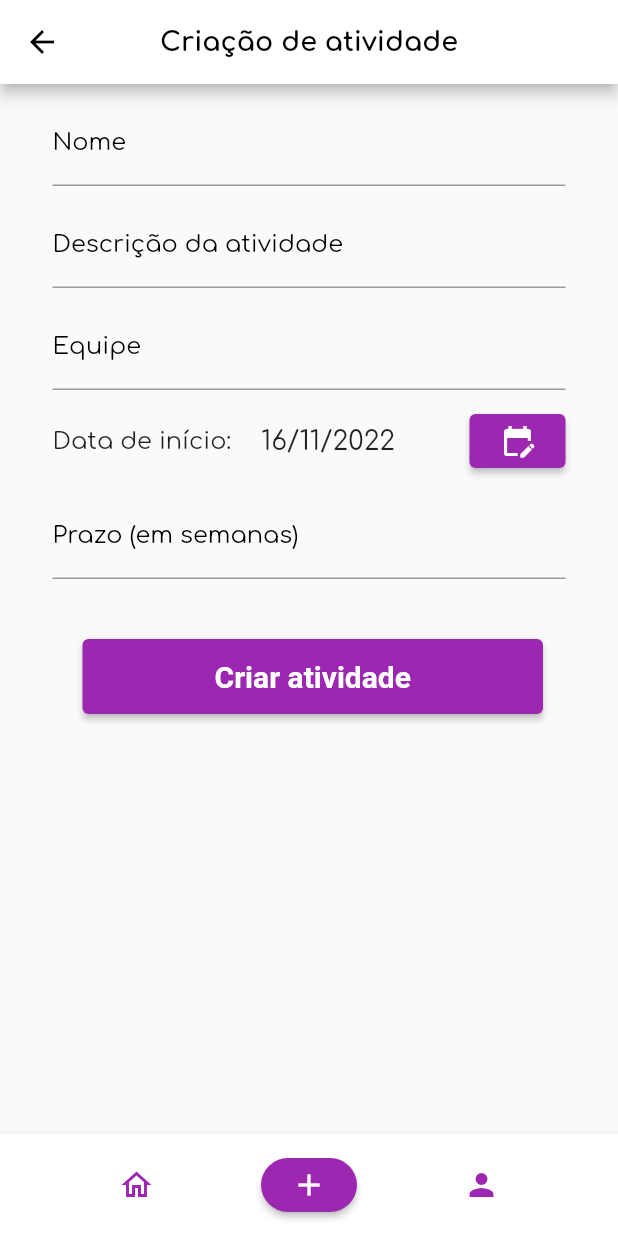
After one commit to Kathamala/easy_scrum, a Flutter app: the ActivityCreationPage screen opened directly, on a phone screen of 412 x 824 dp. The commit adds this screen. Run offline on Flutter 3.47's test engine with Material 2 defaults, Android fonts, the phone set to English and light mode, and no system bars; our stand-ins replace image_picker; project files that could hold a hidden picture were left out.

Commit message:
inicio atividades

```diff
--- /dev/null
+++ b/lib/pages/project/activity-creation.dart
@@ -0,0 +1,214 @@
+import 'package:easy_scrum/design/colors.dart';
+import 'package:easy_scrum/components/BottomAppBar.dart';
+import 'package:flutter/material.dart';
+
+class ActivityCreationPage extends StatefulWidget {
+  const ActivityCreationPage ({Key? key}) : super(key: key);
+
+  @override
+  State<ActivityCreationPage > createState() => _ActivityCreationPageState();
+}
+
+class _ActivityCreationPageState extends State<ActivityCreationPage>{
+
+  TextEditingController nomeController = TextEditingController();
+  TextEditingController equipeController = TextEditingController();
+  TextEditingController prazoController = TextEditingController();
+  TextEditingController descricaoController = TextEditingController();
+  DateTime date = DateTime.now();
+
+  GlobalKey<FormState> formKey = GlobalKey<FormState>();
+
+  @override
+  void initState() {
+    super.initState();
+  }
+
+  void _createProject() {
+    print("Nome: " + nomeController.text + "\n");
+    print("Equipe: " + equipeController.text + "\n");
+    print("Data de início: " + date.toString() + "\n");
+    print("Prazo: " + prazoController.text + "\n");
+    print("Descrição da atividade: " + descricaoController.text + "\n");
+    _resetCampos();
+  }
+
+  void _resetCampos() {
+    nomeController = TextEditingController();
+    equipeController = TextEditingController();
+    prazoController = TextEditingController();
+    descricaoController = TextEditingController();
+    setState(() => date = DateTime.now());
+    formKey.currentState!.reset();
+  }
+
+  @override
+  Widget build(BuildContext context) {
+    return Scaffold(
+        appBar: AppBar(
+          backgroundColor: AppColors.white,
+          title: const Text("Criação de atividade",
+              style: TextStyle(
+                  color: Colors.black,
+                  fontSize: 18,
+                  fontWeight: FontWeight.bold)),
+          centerTitle: true,
+        ),
+        bottomNavigationBar: BottomAppBarEasyScrum(
+          currentScreen: "activity-creation",
+        ),
+        body: SingleChildScrollView(
+          child: Container(
+            padding: EdgeInsets.only(left: 5, top: 5, right: 5, bottom: 5),
+            child: Column(
+                crossAxisAlignment: CrossAxisAlignment.center,
+                children: [
+                  Padding(
+                    padding: const EdgeInsets.fromLTRB(30, 5, 30, 20),
+                    child: Form(
+                      key: formKey,
+                      child: Column(
+                        crossAxisAlignment: CrossAxisAlignment.stretch,
+                        children: <Widget>[
+                          TextFormField(
+                            keyboardType: TextInputType.text,
+                            decoration: InputDecoration(
+                                labelText: "Nome",
+                                labelStyle: TextStyle(color: Colors.black)),
+                            textAlign: TextAlign.left,
+                            style:
+                            TextStyle(color: Colors.black, fontSize: 16.0),
+                            controller: nomeController,
+                            validator: (value) {
+                              if (value!.isEmpty) {
+                                return "Insira o nome da atividade";
+                              } else {
+                                return null;
+                              }
+                            },
+                          ),
+                          Padding(padding: EdgeInsets.only(top: 10.0)),
+                          TextFormField(
+                            keyboardType: TextInputType.text,
+                            decoration: InputDecoration(
+                                labelText: "Descrição da atividade",
+                                labelStyle: TextStyle(color: Colors.black)),
+                            textAlign: TextAlign.left,
+                            style:
+                            TextStyle(color: Colors.black, fontSize: 16.0),
+                            controller: descricaoController,
+                            validator: (value) {
+                              if (value!.isEmpty) {
+                                return "Insira a descrição da atividade";
+                              } else {
+                                return null;
+                              }
+                            },
+                          ),
+                          Padding(padding: EdgeInsets.only(top: 10.0)),
+                          TextFormField(
+                            keyboardType: TextInputType.text,
+                            decoration: InputDecoration(
+                                labelText: "Equipe",
+                                labelStyle: TextStyle(color: Colors.black)),
+                            textAlign: TextAlign.left,
+                            style:
+                            TextStyle(color: Colors.black, fontSize: 16.0),
+                            controller: equipeController,
+                            validator: (value) {
+                              if (value!.isEmpty) {
+                                return "Insira a equipe da atividade";
+                              } else {
+                                return null;
+                              }
+                            },
+                          ),
+                          Padding(padding: EdgeInsets.only(top: 10.0)),
+                          Row(
+                            children: <Widget>[
+                              Expanded(
+                                child: Text("Data de início:",
+                                    textAlign: TextAlign.left,
+                                    style: TextStyle(fontSize: 16.0)),
+                              ),
+                              Expanded(
+                                child: Text(
+                                    "${date.day}/${date.month}/${date.year}",
+                                    textAlign: TextAlign.left,
+                                    style: TextStyle(fontSize: 18.0)),
+                              ),
+                              ElevatedButton(
+                                  onPressed: () async {
+                                    DateTime? newDate = await showDatePicker(
+                                      context: context,
+                                      initialDate: date,
+                                      firstDate: DateTime(2000),
+                                      lastDate: DateTime(2100),
+                                    );
+
+                                    if (newDate == null) {
+                                      return;
+                                    }
+
+                                    setState(() => date = newDate);
+                                  },
+                                  style: ElevatedButton.styleFrom(
+                                      backgroundColor: Colors.purple),
+                                  child: Icon(Icons.edit_calendar,
+                                      color: Colors.white))
+                            ],
+                          ),
+                          Padding(padding: EdgeInsets.only(top: 10.0)),
+                          TextFormField(
+                            keyboardType: TextInputType.number,
+                            decoration: InputDecoration(
+                                labelText: "Prazo (em semanas)",
+                                labelStyle: TextStyle(color: Colors.black)),
+                            textAlign: TextAlign.left,
+                            style:
+                            TextStyle(color: Colors.black, fontSize: 16.0),
+                            controller: prazoController,
+                            validator: (value) {
+                              if (value!.isEmpty) {
+                                return "Insira o prazo do projeto";
+                              } else {
+                                return null;
+                              }
+                            },
+                          ),
+                          Padding(padding: EdgeInsets.only(top: 10.0)),
+                          Padding(
+                              padding:
+                              const EdgeInsets.fromLTRB(20, 30, 15, 10),
+                              child: SizedBox(
+                                  height: 50.0,
+                                  child: ElevatedButton(
+                                    onPressed: () {
+                                      if (formKey.currentState!.validate()) {
+                                        _createProject();
+                                      }
+                                    },
+                                    child: Text(
+                                      "Criar atividade",
+                                      style: TextStyle(
+                                          color: Colors.white, fontSize: 20.0),
+                                    ),
+                                    style: ElevatedButton.styleFrom(
+                                        backgroundColor:
+                                        AppColors.primaryPurple,
+                                        textStyle: TextStyle(
+                                            fontSize: 30,
+                                            fontWeight: FontWeight.bold)),
+                                  ))),
+                        ],
+                      ),
+                    ),
+                  ),
+                  SizedBox(
+                    height: 20,
+                  ),
+                ]),
+          ),
+        ));
+  }
+}
--- a/lib/pages/project/project-details.dart
+++ b/lib/pages/project/project-details.dart
@@ -5,6 +5,7 @@ import 'package:easy_scrum/components/BottomAppBar.dart';
 import 'package:easy_scrum/models/info.dart';
 import 'package:easy_scrum/models/project.dart';
 import 'package:easy_scrum/pages/meeting/meeting-list.dart';
+import 'package:easy_scrum/pages/project/project-activity.dart';
 import 'package:easy_scrum/pages/project/project-edit.dart';
 import 'package:easy_scrum/pages/project/project-members.dart';
 import 'package:flutter/material.dart';
@@ -182,10 +183,10 @@ class _ProjectDetailsPageState extends State<ProjectDetailsPage> {
                       fixedSize: Size(242, 20),
                     ),
                     onPressed: () {
-                      /*Navigator.push(
+                      Navigator.push(
                             context,
                             MaterialPageRoute(
-                                builder: (context) => const ProjectActivitiesPage()));*/
+                                builder: (context) => const ProjectActivitiesPage()));
                     },
                     child: Row(children: [
                       Icon(
```
Also changed, not shown: lib/models/activity.dart (added, +22 -0 lines), lib/pages/project/activity-details.dart (added, +111 -0 lines), lib/pages/project/project-activity.dart (added, +168 -0 lines), pubspec.lock.
